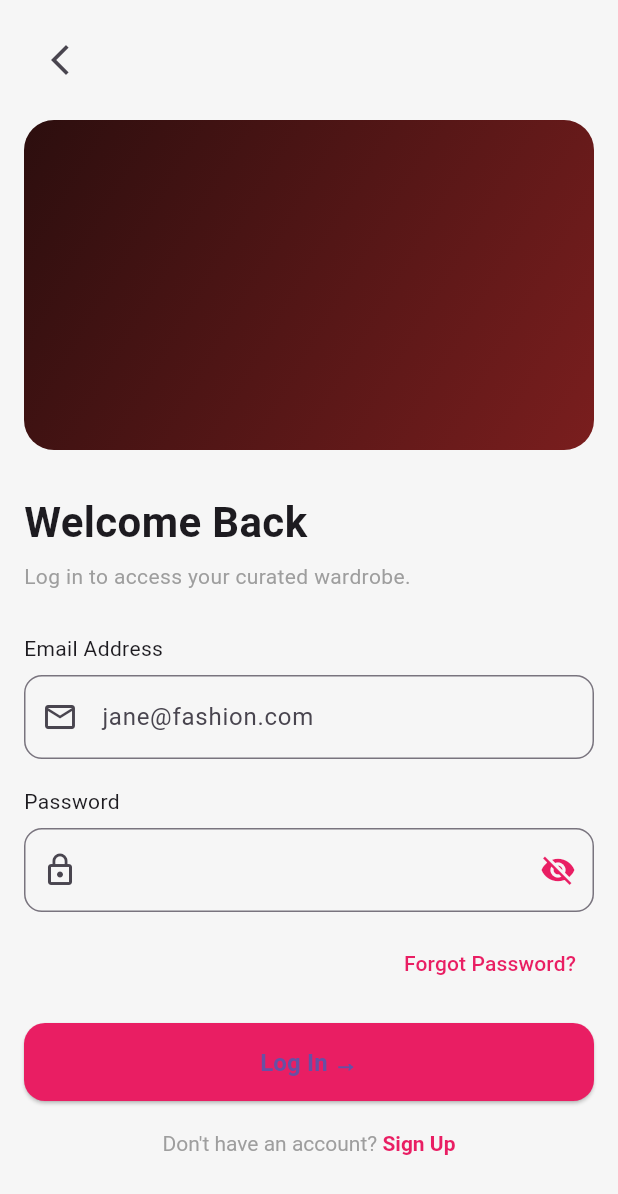
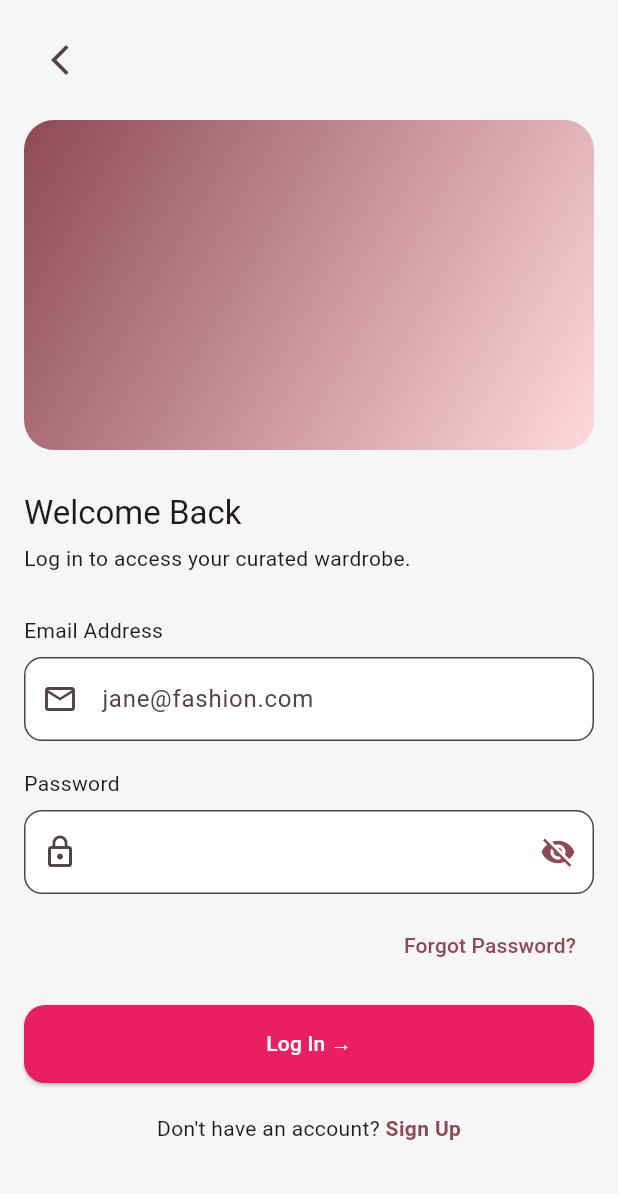
Before and after one commit to Tus4arMCC/test, a Flutter app: the screen it shows after launch, on a phone screen of 412 x 824 dp. Shown: the top 1194 px of the screen. Run offline on Flutter 3.47's test engine with Material 3 defaults, Android fonts, the phone set to English and light mode, and no system bars; our stand-ins replace flutter_dotenv.

Commit message:
added popup and theme

```diff
--- a/lib/app/app.dart
+++ b/lib/app/app.dart
@@ -1,4 +1,6 @@
 import 'package:flutter/material.dart';
+import '../core/theme/app_theme.dart';
+import '../core/theme/theme_controller.dart';
 import 'routes.dart';
 
 class MyApp extends StatelessWidget {
@@ -6,12 +8,18 @@ class MyApp extends StatelessWidget {
 
   @override
   Widget build(BuildContext context) {
-      debugPrint("HomeScreen loaded");
-    return MaterialApp(
-      debugShowCheckedModeBanner: false,
-
-      initialRoute: AppRoutes.login,
-      routes: AppRoutes.routes,
+    return ValueListenableBuilder<ThemeMode>(
+      valueListenable: ThemeController.themeMode,
+      builder: (_, mode, __) {
+        return MaterialApp(
+          debugShowCheckedModeBanner: false,
+          theme: AppTheme.lightTheme,
+          darkTheme: AppTheme.darkTheme,
+          themeMode: mode,
+          initialRoute: '/',
+          routes: AppRoutes.routes,
+        );
+      },
     );
   }
 }
--- a/lib/app/routes.dart
+++ b/lib/app/routes.dart
@@ -1,13 +1,16 @@
 import 'package:flutter/material.dart';
 import '../features/auth/login_screen.dart';
 import '../features/main/main_tab_screen.dart';
+import '../features/main/profile_screen.dart';
 
 class AppRoutes {
   static const login = '/';
   static const main = '/main';
+  static const profile = '/profile';
 
   static Map<String, WidgetBuilder> get routes => {
     login: (_) => const LoginScreen(),
     main: (_) => const MainTabScreen(),
+    profile: (_) => const ProfileScreen(),
   };
 }
--- /dev/null
+++ b/lib/core/theme/app_colors.dart
@@ -0,0 +1,21 @@
+import 'package:flutter/material.dart';
+
+class AppColors {
+  // Brand
+  static const primary = Color(0xFFE91E63); // pink
+  static const secondary = Color(0xFF2C0E0E);
+
+  // Light
+  static const lightBackground = Color(0xFFF6F6F6);
+  static const lightSurface = Colors.white;
+  static const lightText = Colors.black87;
+
+  // Dark
+  static const darkBackground = Color(0xFF121212);
+  static const darkSurface = Color(0xFF1E1E1E);
+  static const darkText = Colors.white70;
+
+  // Status
+  static const success = Colors.green;
+  static const error = Colors.red;
+}
--- a/lib/core/theme/app_theme.dart
+++ b/lib/core/theme/app_theme.dart
@@ -0,0 +1,72 @@
+import 'package:flutter/material.dart';
+import 'app_colors.dart';
+
+class AppTheme {
+  // ---------------- LIGHT THEME ----------------
+  static ThemeData lightTheme = ThemeData(
+    useMaterial3: true,
+
+    colorScheme: ColorScheme.fromSeed(
+      seedColor: AppColors.primary,
+      brightness: Brightness.light,
+    ),
+
+    scaffoldBackgroundColor: AppColors.lightBackground,
+
+    appBarTheme: const AppBarTheme(
+      elevation: 0,
+    ),
+
+    inputDecorationTheme: InputDecorationTheme(
+      filled: true,
+      fillColor: AppColors.lightSurface,
+      border: OutlineInputBorder(
+        borderRadius: BorderRadius.circular(12),
+      ),
+    ),
+
+    elevatedButtonTheme: ElevatedButtonThemeData(
+      style: ElevatedButton.styleFrom(
+        backgroundColor: AppColors.primary,
+        foregroundColor: Colors.white,
+        shape: RoundedRectangleBorder(
+          borderRadius: BorderRadius.circular(14),
+        ),
+      ),
+    ),
+  );
+
+  // ---------------- DARK THEME ----------------
+  static ThemeData darkTheme = ThemeData(
+    useMaterial3: true,
+
+    colorScheme: ColorScheme.fromSeed(
+      seedColor: AppColors.primary,
+      brightness: Brightness.dark,
+    ),
+
+    scaffoldBackgroundColor: AppColors.darkBackground,
+
+    appBarTheme: const AppBarTheme(
+      elevation: 0,
+    ),
+
+    inputDecorationTheme: InputDecorationTheme(
+      filled: true,
+      fillColor: AppColors.darkSurface,
+      border: OutlineInputBorder(
+        borderRadius: BorderRadius.circular(12),
+      ),
+    ),
+
+    elevatedButtonTheme: ElevatedButtonThemeData(
+      style: ElevatedButton.styleFrom(
+        backgroundColor: AppColors.primary,
+        foregroundColor: Colors.white,
+        shape: RoundedRectangleBorder(
+          borderRadius: BorderRadius.circular(14),
+        ),
+      ),
+    ),
+  );
+}
--- /dev/null
+++ b/lib/core/theme/theme_controller.dart
@@ -0,0 +1,13 @@
+import 'package:flutter/material.dart';
+
+class ThemeController {
+  static final ValueNotifier<ThemeMode> themeMode =
+      ValueNotifier(ThemeMode.system);
+
+  static void toggleTheme() {
+    themeMode.value =
+        themeMode.value == ThemeMode.dark
+            ? ThemeMode.light
+            : ThemeMode.dark;
+  }
+}
--- a/lib/features/auth/login_screen.dart
+++ b/lib/features/auth/login_screen.dart
@@ -1,6 +1,6 @@
 import 'package:flutter/material.dart';
-import 'package:flutter_dotenv/flutter_dotenv.dart';
 import 'auth_service.dart';
+import '../../common/popup/app_popup.dart';
 
 class LoginScreen extends StatefulWidget {
   const LoginScreen({super.key});
@@ -25,14 +25,47 @@ class _LoginScreenState extends State<LoginScreen> {
         password: _passwordCtrl.text.trim(),
       );
 
-      debugPrint("Login success: $res");
+      // 🔴 EXPECTED RESPONSE FORMAT
+      // {
+      //   "messageCode": 100,
+      //   "message": "Login successful"
+      // }
+
+      final int messageCode = res['messageCode'] ?? 0;
+      final String message =
+          res['message'] ?? 'Something went wrong';
 
       if (!mounted) return;
-      Navigator.pushReplacementNamed(context, '/main');
+
+      if (messageCode == 100) {
+        AppPopup.show(
+          context,
+          title: "Success",
+          message: message,
+          type: PopupType.success,
+        );
+
+        Future.delayed(const Duration(milliseconds: 800), () {
+          if (mounted) {
+            Navigator.pushReplacementNamed(context, '/main');
+          }
+        });
+      } else {
+        AppPopup.show(
+          context,
+          title: "Login Failed",
+          message: message,
+          type: PopupType.error,
+        );
+      }
     } catch (e) {
       if (!mounted) return;
-      ScaffoldMessenger.of(context).showSnackBar(
-        SnackBar(content: Text(e.toString())),
+
+      AppPopup.show(
+        context,
+        title: "Error",
+        message: e.toString(),
+        type: PopupType.error,
       );
     } finally {
       if (mounted) setState(() => _loading = false);
@@ -41,8 +74,10 @@ class _LoginScreenState extends State<LoginScreen> {
 
   @override
   Widget build(BuildContext context) {
+    final theme = Theme.of(context);
+    final colorScheme = theme.colorScheme;
+
     return Scaffold(
-      backgroundColor: const Color(0xFFF6F6F6),
       body: SafeArea(
         child: SingleChildScrollView(
           child: Padding(
@@ -50,7 +85,6 @@ class _LoginScreenState extends State<LoginScreen> {
             child: Column(
               crossAxisAlignment: CrossAxisAlignment.start,
               children: [
-                /// Back Arrow
                 IconButton(
                   onPressed: () {},
                   icon: const Icon(Icons.arrow_back_ios_new),
@@ -58,18 +92,18 @@ class _LoginScreenState extends State<LoginScreen> {
 
                 const SizedBox(height: 16),
 
-                /// Top Design Card (UNCHANGED)
+                /// Top Card (still custom, brand-based)
                 Container(
                   height: 220,
                   width: double.infinity,
                   decoration: BoxDecoration(
                     borderRadius: BorderRadius.circular(20),
-                    gradient: const LinearGradient(
+                    gradient: LinearGradient(
                       begin: Alignment.topLeft,
                       end: Alignment.bottomRight,
                       colors: [
-                        Color(0xFF2C0E0E),
-                        Color(0xFF7A1E1E),
+                        colorScheme.primary,
+                        colorScheme.primaryContainer,
                       ],
                     ),
                   ),
@@ -77,42 +111,33 @@ class _LoginScreenState extends State<LoginScreen> {
 
                 const SizedBox(height: 28),
 
-                /// Title
-                const Text(
+                Text(
                   "Welcome Back",
-                  style: TextStyle(
-                    fontSize: 28,
-                    fontWeight: FontWeight.bold,
-                  ),
+                  style: theme.textTheme.titleLarge,
                 ),
 
                 const SizedBox(height: 6),
 
-                const Text(
+                Text(
                   "Log in to access your curated wardrobe.",
-                  style: TextStyle(color: Colors.grey),
+                  style: theme.textTheme.bodyMedium,
                 ),
 
                 const SizedBox(height: 28),
 
-                /// username
                 const Text("Email Address"),
                 const SizedBox(height: 8),
                 TextField(
                   controller: _usernameCtrl,
                   keyboardType: TextInputType.emailAddress,
-                  decoration: InputDecoration(
+                  decoration: const InputDecoration(
                     hintText: "jane@fashion.com",
-                    prefixIcon: const Icon(Icons.email_outlined),
-                    border: OutlineInputBorder(
-                      borderRadius: BorderRadius.circular(12),
-                    ),
+                    prefixIcon: Icon(Icons.email_outlined),
                   ),
                 ),
 
                 const SizedBox(height: 18),
 
-                /// Password
                 const Text("Password"),
                 const SizedBox(height: 8),
                 TextField(
@@ -125,7 +150,7 @@ class _LoginScreenState extends State<LoginScreen> {
                         _obscurePassword
                             ? Icons.visibility_off
                             : Icons.visibility,
-                        color: Colors.pink,
+                        color: colorScheme.primary,
                       ),
                       onPressed: () {
                         setState(() {
@@ -133,65 +158,46 @@ class _LoginScreenState extends State<LoginScreen> {
                         });
                       },
                     ),
-                    border: OutlineInputBorder(
-                      borderRadius: BorderRadius.circular(12),
-                    ),
                   ),
                 ),
 
                 const SizedBox(height: 10),
 
-                /// Forgot Password
                 Align(
                   alignment: Alignment.centerRight,
                   child: TextButton(
                     onPressed: () {},
-                    child: const Text(
-                      "Forgot Password?",
-                      style: TextStyle(color: Colors.pink),
-                    ),
+                    child: const Text("Forgot Password?"),
                   ),
                 ),
 
                 const SizedBox(height: 16),
 
-                /// Login Button (DESIGN SAME, LOGIC ADDED)
                 SizedBox(
                   width: double.infinity,
                   height: 52,
                   child: ElevatedButton(
                     onPressed: _loading ? null : _login,
-                    style: ElevatedButton.styleFrom(
-                      backgroundColor: Colors.pink,
-                      shape: RoundedRectangleBorder(
-                        borderRadius: BorderRadius.circular(14),
-                      ),
-                    ),
                     child: _loading
-                        ? const CircularProgressIndicator(color: Colors.white)
-                        : const Text(
-                            "Log In →",
-                            style: TextStyle(
-                              fontSize: 16,
-                              fontWeight: FontWeight.w600,
-                            ),
-                          ),
+                        ? const CircularProgressIndicator(
+                            color: Colors.white,
+                          )
+                        : const Text("Log In →"),
                   ),
                 ),
 
                 const SizedBox(height: 20),
 
-                /// Sign Up
                 Center(
                   child: RichText(
-                    text: const TextSpan(
+                    text: TextSpan(
                       text: "Don't have an account? ",
-                      style: TextStyle(color: Colors.grey),
+                      style: theme.textTheme.bodyMedium,
                       children: [
                         TextSpan(
                           text: "Sign Up",
                           style: TextStyle(
-                            color: Colors.pink,
+                            color: colorScheme.primary,
                             fontWeight: FontWeight.bold,
                           ),
                         ),
```
Also changed, not shown: lib/common/popup/app_popup.dart (added, +60 -0 lines), lib/features/main/profile_screen.dart (+41 -3 lines), 1 other file.
